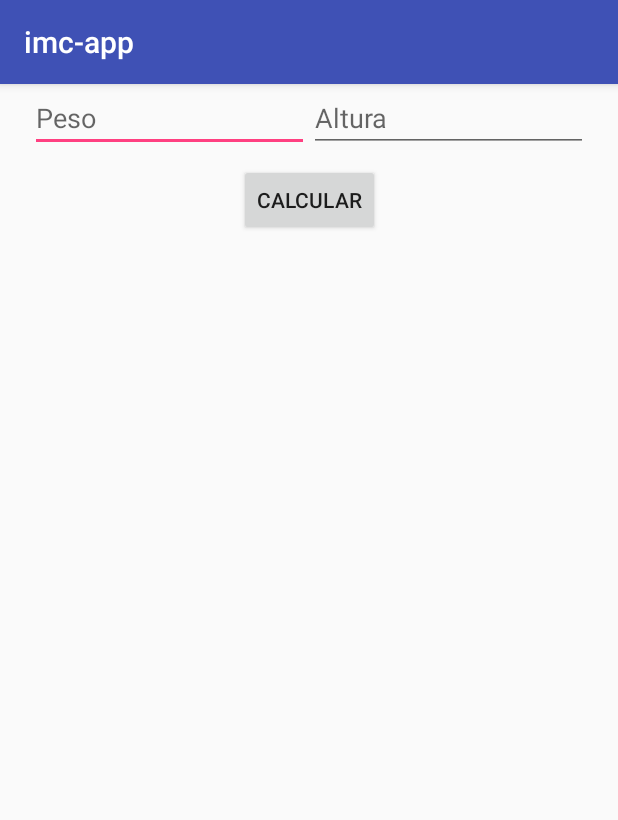
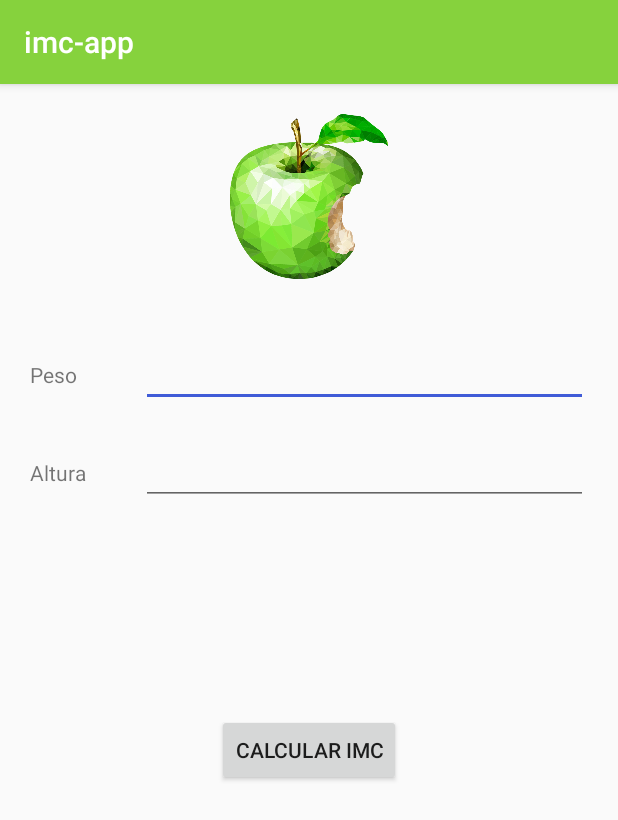
Before and after one commit to LeonardodeLima/imc-app, an Android app: the screen it shows after launch (MainActivity), on a phone screen of 412 x 824 dp. Shown: the top 820 px of the screen. Run offline under Robolectric (Android 15) with nearby library versions, the phone set to English and light mode, and no system bars.

Commit message:
Melhorado designer da tela principal

```diff
--- a/app/src/main/res/layout/activity_main.xml
+++ b/app/src/main/res/layout/activity_main.xml
@@ -6,31 +6,62 @@
     android:layout_height="match_parent"
     tools:context="com.pos.leonardo.imc_app.MainActivity">
 
+    <ImageView
+        android:id="@+id/imageView"
+        android:layout_width="match_parent"
+        android:layout_height="150dp"
+        android:padding="20dp"
+        android:src="@drawable/logo" />
+
     <LinearLayout
         android:id="@+id/linearLayout"
         android:layout_width="match_parent"
         android:layout_height="wrap_content"
         android:layout_margin="20dp"
         android:layout_marginTop="8dp"
+        app:layout_constraintTop_toBottomOf="@+id/imageView"
         tools:ignore="MissingConstraints"
         tools:layout_editor_absoluteX="20dp">
+
+        <TextView
+            android:layout_width="0dp"
+            android:layout_height="wrap_content"
+            android:layout_weight="1"
+            android:text="@string/peso" />
 
         <EditText
             android:id="@+id/peso"
             android:layout_width="0dp"
             android:layout_height="wrap_content"
+            android:layout_weight="4"
+            android:inputType="numberDecimal" />
+
+    </LinearLayout>
+
+    <LinearLayout
+        android:id="@+id/linearLayout2"
+        android:layout_width="match_parent"
+        android:layout_height="wrap_content"
+        android:layout_margin="20dp"
+        android:layout_marginTop="32dp"
+        app:layout_constraintTop_toBottomOf="@+id/linearLayout"
+        tools:layout_editor_absoluteX="20dp"
+        tools:ignore="MissingConstraints">
+
+        <TextView
+            android:layout_width="0dp"
+            android:layout_height="wrap_content"
             android:layout_weight="1"
-            android:hint="@string/peso"
-            android:inputType="numberDecimal" />
+            android:text="@string/altura" />
 
         <EditText
             android:id="@+id/altura"
             android:layout_width="0dp"
             android:layout_height="wrap_content"
-            android:layout_weight="1"
-            android:hint="@string/altura"
+            android:layout_weight="4"
             android:inputType="numberDecimal" />
     </LinearLayout>
+
     <Button
         android:id="@+id/btcalcular"
         android:layout_width="wrap_content"
@@ -39,10 +70,11 @@
         android:layout_marginEnd="8dp"
         android:layout_marginStart="8dp"
         android:layout_marginTop="8dp"
-        android:text="Calcular"
+        android:text="Calcular IMC"
+        app:layout_constraintBottom_toBottomOf="parent"
         app:layout_constraintEnd_toEndOf="parent"
         app:layout_constraintStart_toStartOf="parent"
-        app:layout_constraintTop_toBottomOf="@+id/linearLayout"
-        app:layout_constraintVertical_bias="0.421" />
+        app:layout_constraintTop_toBottomOf="@+id/linearLayout2"
+        app:layout_constraintVertical_bias="0.311" />
 
 </android.support.constraint.ConstraintLayout>
--- a/app/src/main/res/values/colors.xml
+++ b/app/src/main/res/values/colors.xml
@@ -1,6 +1,6 @@
 <?xml version="1.0" encoding="utf-8"?>
 <resources>
-    <color name="colorPrimary">#3F51B5</color>
-    <color name="colorPrimaryDark">#303F9F</color>
-    <color name="colorAccent">#FF4081</color>
+    <color name="colorPrimary">#86d23d</color>
+    <color name="colorPrimaryDark">#00bb00</color>
+    <color name="colorAccent">#3f5bd7</color>
 </resources>
```
Also changed, not shown: app/src/main/res/drawable-v24/logo.png (added).
